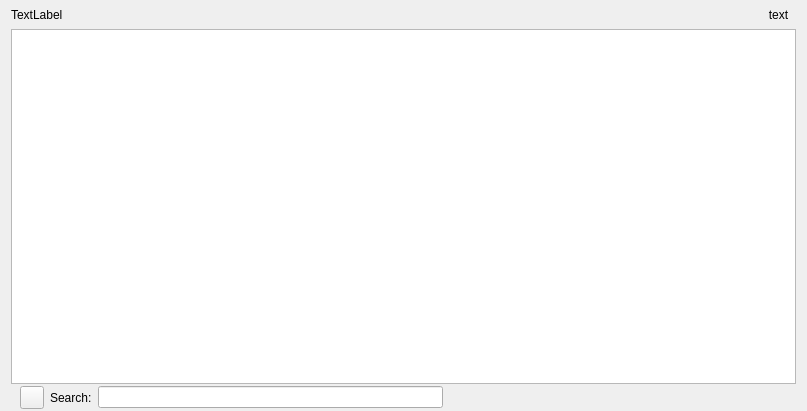
KDE/knipptasch, file src/accountwidget.ui: the form before one commit.
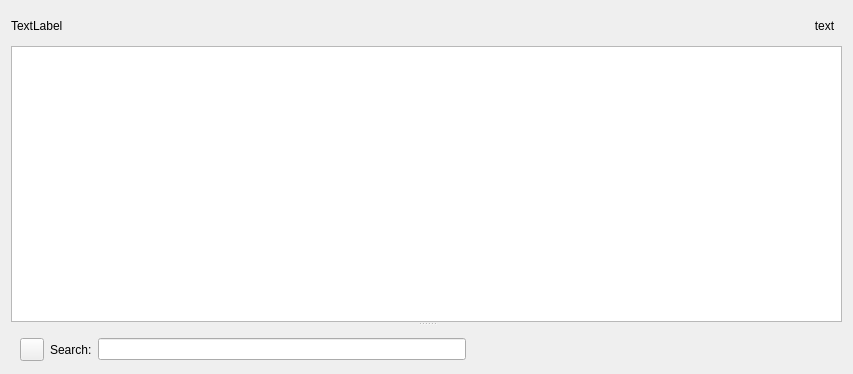
The form after the commit. Custom widgets are drawn as their Qt base class.

Commit message: add the *TabWidget widgets to the AccountWidget

Patch:
```diff
--- a/src/accountwidget.ui
+++ b/src/accountwidget.ui
@@ -7,20 +7,18 @@
    <rect>
     <x>0</x>
     <y>0</y>
-    <width>807</width>
-    <height>411</height>
+    <width>853</width>
+    <height>374</height>
    </rect>
   </property>
+  <layout class="QVBoxLayout" name="verticalLayout_2">
+   <item>
+    <widget class="QSplitter" name="splitter">
+     <property name="orientation">
+      <enum>Qt::Vertical</enum>
+     </property>
+     <widget class="QWidget" name="">
   <layout class="QVBoxLayout" name="verticalLayout">
-   <property name="spacing">
-    <number>0</number>
-   </property>
-   <property name="topMargin">
-    <number>0</number>
-   </property>
-   <property name="bottomMargin">
-    <number>0</number>
-   </property>
    <item>
     <widget class="QFrame" name="styleframe">
      <property name="styleSheet">
@@ -103,6 +101,15 @@
      </attribute>
     </widget>
    </item>
+      </layout>
+     </widget>
+     <widget class="KTabWidget" name="tabwidget">
+      <property name="documentMode">
+       <bool>true</bool>
+      </property>
+     </widget>
+    </widget>
+   </item>
    <item>
     <widget class="QWidget" name="searchWidget" native="true">
      <layout class="QHBoxLayout" name="horizontalLayout_2">
@@ -152,6 +159,12 @@
    <extends>QLineEdit</extends>
    <header>klineedit.h</header>
   </customwidget>
+  <customwidget>
+   <class>KTabWidget</class>
+   <extends>QTabWidget</extends>
+   <header>ktabwidget.h</header>
+   <container>1</container>
+  </customwidget>
  </customwidgets>
  <resources/>
  <connections/>
```
Lines whose indentation alone changed are shown as unchanged. The commit also changes 2 other files.
